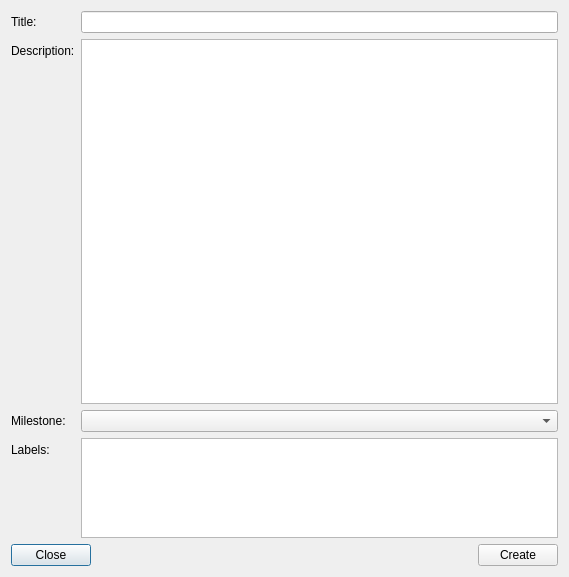
Qt form src/git_server/CreateIssueDlg.ui (francescmm/GitQlient) before a commit.
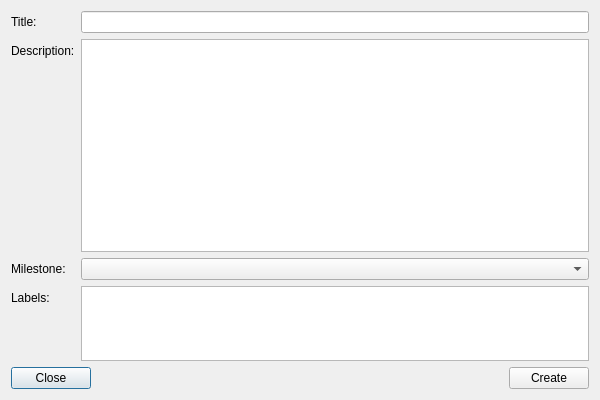
The same form after that commit.

Commit message: Setting fixed sizes for the dialogs

```diff
--- a/src/git_server/CreateIssueDlg.ui
+++ b/src/git_server/CreateIssueDlg.ui
@@ -6,10 +6,28 @@
    <rect>
     <x>0</x>
     <y>0</y>
-    <width>569</width>
-    <height>577</height>
+    <width>600</width>
+    <height>400</height>
    </rect>
   </property>
+  <property name="sizePolicy">
+   <sizepolicy hsizetype="Fixed" vsizetype="Fixed">
+    <horstretch>0</horstretch>
+    <verstretch>0</verstretch>
+   </sizepolicy>
+  </property>
+  <property name="minimumSize">
+   <size>
+    <width>600</width>
+    <height>400</height>
+   </size>
+  </property>
+  <property name="maximumSize">
+   <size>
+    <width>600</width>
+    <height>400</height>
+   </size>
+  </property>
   <property name="windowTitle">
    <string>New Issue</string>
   </property>
@@ -58,7 +76,7 @@
        <property name="maximumSize">
         <size>
          <width>16777215</width>
-         <height>100</height>
+         <height>75</height>
         </size>
        </property>
       </widget>
```
The commit also changes 2 other files.
